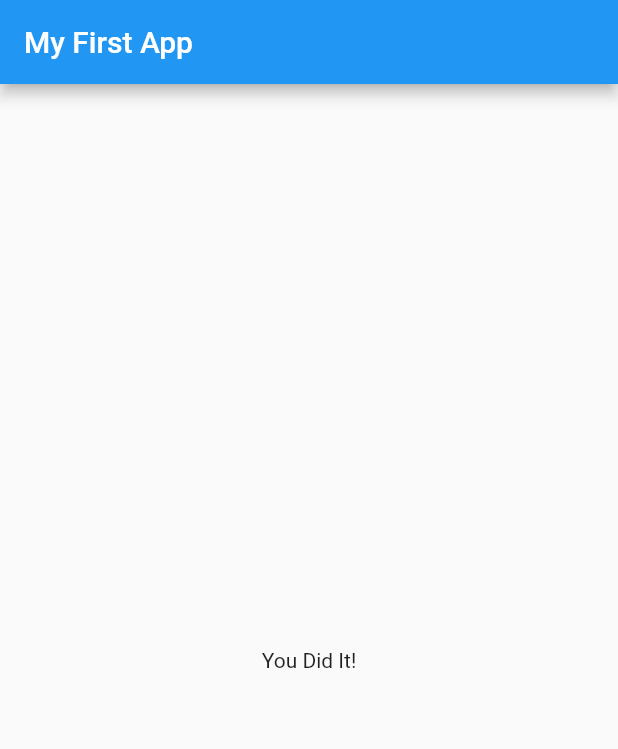
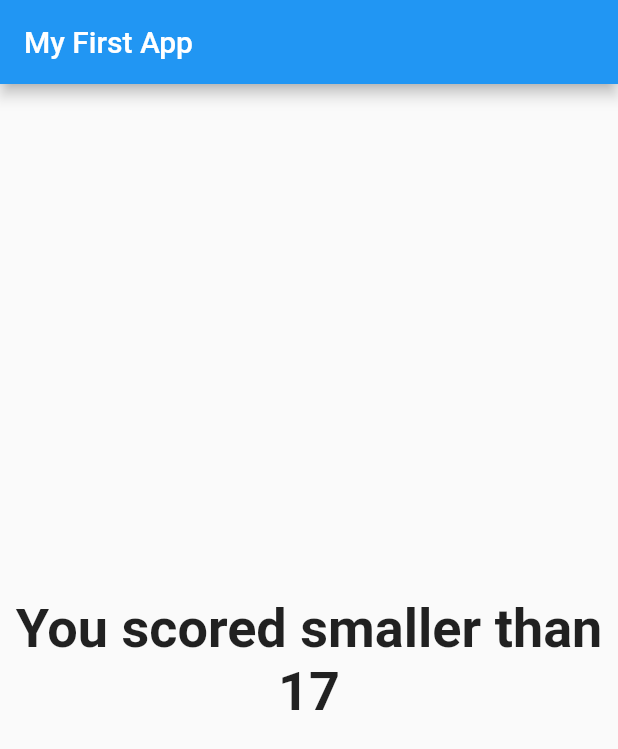
Before and after one commit to GabrielShaukan/quiz_app, a Flutter app: the screen it shows after launch, after a tap on "Black", after a tap on "Elephant", after a tap on "Mustard", on a phone screen of 412 x 824 dp. Shown: the top 749 px of the screen. Run offline on Flutter 3.47's test engine with Material 2 defaults, Android fonts, the phone set to English and light mode, and no system bars.

Commit message:
Added scoring system

```diff
--- a/lib/main.dart
+++ b/lib/main.dart
@@ -16,22 +16,40 @@ class MyApp extends StatefulWidget {
 
 class _MyAppState extends State<MyApp> {
   var _questionIndex = 0;
+  var _totalScore = 0;
   static const _questions = [
     {
       'questionText': 'What\'s your favorite color?',
-      'answers': ['Black', 'Red', 'Green', 'White']
+      'answers': [
+        {'text': 'Black', 'score': 10},
+        {'text': 'Red', 'score': 5},
+        {'text': 'Green', 'score': 3},
+        {'text': 'White', 'score': 9}
+      ]
     },
     {
       'questionText': 'What\'s your favorite animal?',
-      'answers': ['Rabbit', 'Elephant', 'Snake', 'Lion']
+      'answers': [
+        {'text': 'Rabbit', 'score': 3},
+        {'text': 'Elephant', 'score': 1},
+        {'text': 'Snake', 'score': 6},
+        {'text': 'Lion', 'score': 7}
+      ]
     },
     {
       'questionText': 'What\'s your favorite Sauce?',
-      'answers': ['Tomato', 'Mayonaise', 'Mustard', 'Barbeque']
+      'answers': [
+        {'text': 'Tomato', 'score': 2},
+        {'text': 'Mayonaise', 'score': 8},
+        {'text': 'Mustard', 'score': 4},
+        {'text': 'Barbeque', 'score': 5}
+      ]
     },
   ];
 
-  void _answerQuestion() {
+  void _answerQuestion(int score) {
+    _totalScore += score;
+
     setState(() {
       _questionIndex++;
     });
@@ -51,7 +69,7 @@ class _MyAppState extends State<MyApp> {
                 answerQuestion: _answerQuestion,
                 questionIndex: _questionIndex,
                 questions: _questions)
-            : Result(),
+            : Result(_totalScore),
       ),
     );
   }
--- a/lib/quiz.dart
+++ b/lib/quiz.dart
@@ -18,8 +18,9 @@ class Quiz extends StatelessWidget {
     return Column(
       children: [
         Question(questions[questionIndex]['questionText']),
-        ...(questions[questionIndex]['answers'] as List<String>).map((answer) {
-          return Answer(answerQuestion, answer);
+        ...(questions[questionIndex]['answers'] as List<Map<String, Object>>)
+            .map((answer) {
+          return Answer(() => answerQuestion(answer['score']), answer['text']);
         }).toList()
       ],
     );
--- a/lib/result.dart
+++ b/lib/result.dart
@@ -1,10 +1,30 @@
 import 'package:flutter/material.dart';
 
 class Result extends StatelessWidget {
+  final resultScore;
+
+  Result(this.resultScore);
+
+  String get resultPhrase {
+    var resultText = 'You Did it!';
+    if (resultScore <= 8) {
+      resultText = "You scored smaller than 9";
+    } else if (resultScore <= 16) {
+      resultText = 'You scored smaller than 17';
+    } else {
+      resultText = 'You scored a lot';
+    }
+    return resultText;
+  }
+
   @override
   Widget build(BuildContext context) {
     return Center(
-      child: Text('You Did It!'),
+      child: Text(
+        resultPhrase,
+        style: TextStyle(fontSize: 36, fontWeight: FontWeight.bold),
+        textAlign: TextAlign.center,
+      ),
     );
   }
 }
```
